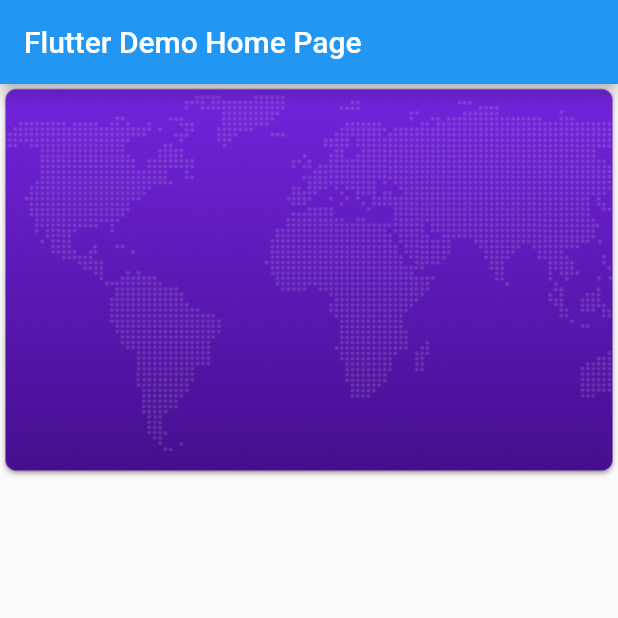
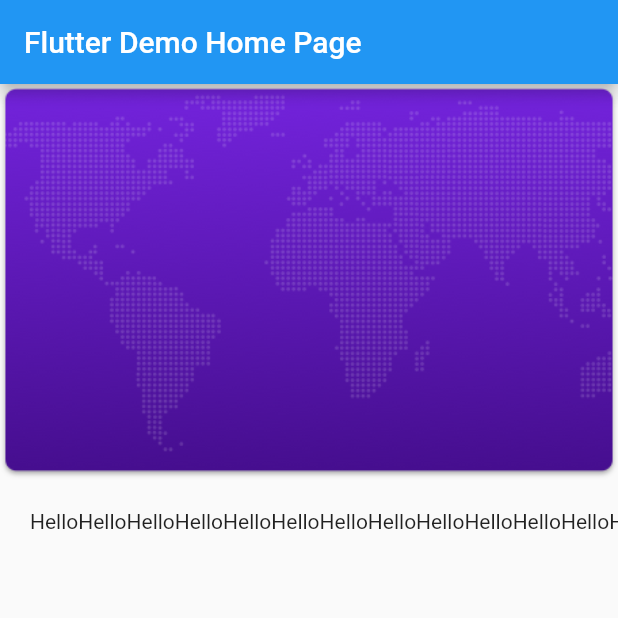
Before and after one commit to chakrihacker/credit_card, a Flutter app: the screen it shows after launch, on a phone screen of 412 x 824 dp, the top half of it. Run offline on Flutter 3.47's test engine with Material 2 defaults, Android fonts, the phone set to English and light mode, and no system bars.

Commit message:
Add scrollview, worst experience ever

```diff
--- a/lib/credit_card.dart
+++ b/lib/credit_card.dart
@@ -51,6 +51,35 @@ class _CreditCardState extends State<CreditCard>
       child: new Column(
         children: <Widget>[
           new Image.asset('assets/card-front.png', package: 'credit_card'),
+          new Container(
+            height: 100,
+            child: new CustomScrollView(
+              scrollDirection: Axis.horizontal,
+              slivers: <Widget>[
+                new SliverPadding(
+                    padding: EdgeInsets.all(20.0),
+                    sliver: new SliverList(
+                      delegate: new SliverChildListDelegate(<Widget>[
+                        new Text("Hello"),
+                        new Text("Hello"),
+                        new Text("Hello"),
+                        new Text("Hello"),
+                        new Text("Hello"),
+                        new Text("Hello"),
+                        new Text("Hello"),
+                        new Text("Hello"),
+                        new Text("Hello"),
+                        new Text("Hello"),
+                        new Text("Hello"),
+                        new Text("Hello"),
+                        new Text("Hello"),
+                        new Text("Hello"),
+                        new Text("Hello"),
+                      ]),
+                    )),
+              ],
+            ),
+          ),
         ],
       ),
     );
```
